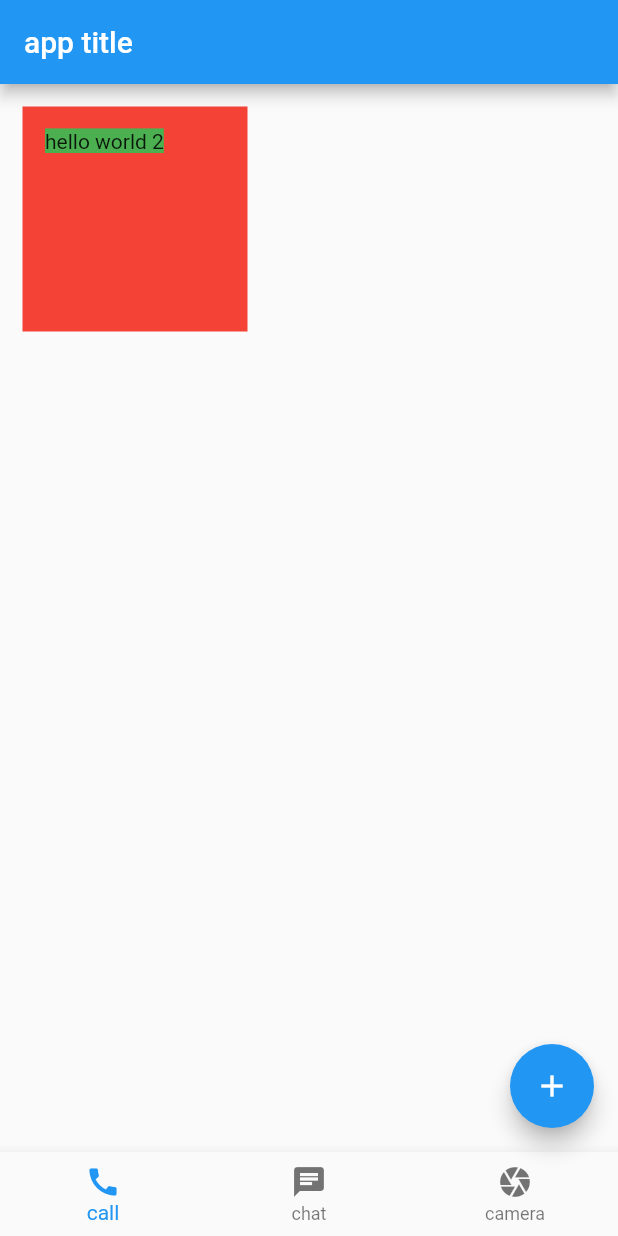
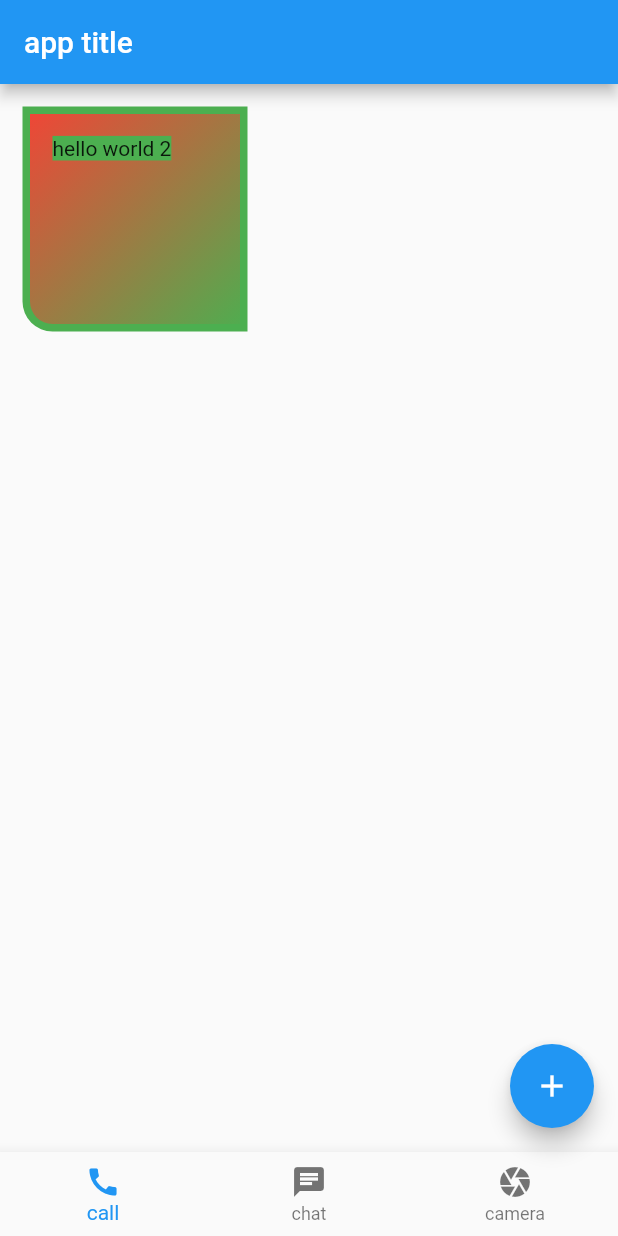
Before and after one commit to netTrek-Flutter/swr-flutter-2, a Flutter app: the screen it shows after launch, on a phone screen of 412 x 824 dp. Run offline on Flutter 3.47's test engine with Material 2 defaults, Android fonts, the phone set to English and light mode, and no system bars.

Commit message:
Container - part 3

```diff
--- a/lib/samples/container_sample.dart
+++ b/lib/samples/container_sample.dart
@@ -31,7 +31,29 @@ class ContainerSample extends StatelessWidget {
       //   minHeight: 150,
       // ),
 
-      color: Colors.red,
+      // color: Colors.red,
+
+      decoration: BoxDecoration(
+        // color: Colors.red,
+        gradient: const LinearGradient(
+          colors: [Colors.red, Colors.green],
+          begin: Alignment.topLeft,
+          end: Alignment.bottomRight,
+        ),
+        // borderRadius: const BorderRadius.all(
+        //   Radius.circular(20),
+        // ),
+        borderRadius: const BorderRadius.only(
+          bottomLeft: Radius.circular(
+            20,
+          ),
+        ),
+        border: Border.all(
+          color: Colors.green,
+          style: BorderStyle.solid,
+          width: 5,
+        ),
+      ),
 
       padding: const EdgeInsets.all(15),
       margin: const EdgeInsets.all(15),
```
